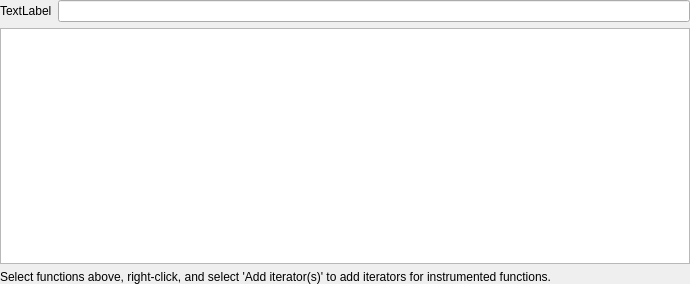
Above: OrbitQt/orbitlivefunctions.ui from google/orbit before the change. Below: the same form after it.
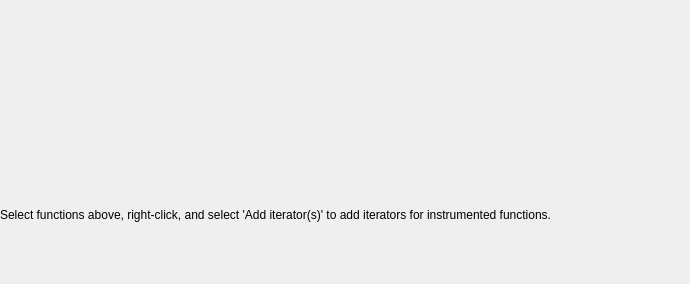
That is the form after the change. Custom widgets are drawn as their Qt base class.

Commit message: Use OrbitDataViewPanel instead of cloning it in OrbitLiveFunctions; this properly reuses code instead of just cloning it

Patch:
```diff
--- a/OrbitQt/orbitlivefunctions.ui
+++ b/OrbitQt/orbitlivefunctions.ui
@@ -33,33 +33,10 @@
     <number>0</number>
    </property>
    <item row="0" column="0">
-    <layout class="QHBoxLayout" name="horizontalLayout">
-     <property name="spacing">
-      <number>6</number>
-     </property>
-     <item>
-      <widget class="QLabel" name="label">
-       <property name="text">
-        <string>TextLabel</string>
-       </property>
-      </widget>
-     </item>
-     <item>
-      <widget class="QLineEdit" name="FilterLineEdit"/>
-     </item>
-    </layout>
-   </item>
-   <item row="1" column="0">
-    <widget class="OrbitTreeView" name="treeView">
-     <attribute name="headerDefaultSectionSize">
-      <number>0</number>
-     </attribute>
-     <attribute name="headerMinimumSectionSize">
-      <number>0</number>
-     </attribute>
+    <widget class="OrbitDataViewPanel" name="data_view_panel_">
     </widget>
    </item>
-   <item row="2" column="0">
+   <item row="1" column="0">
     <layout class="QVBoxLayout" name="iteratorLayout">
      <item>
       <widget class="QLabel" name="instructionsLabel">
@@ -74,9 +51,9 @@
  </widget>
  <customwidgets>
   <customwidget>
-   <class>OrbitTreeView</class>
-   <extends>QTreeView</extends>
-   <header>orbittreeview.h</header>
+   <class>OrbitDataViewPanel</class>
+   <extends>QWidget</extends>
+   <header>orbitdataviewpanel.h</header>
   </customwidget>
  </customwidgets>
  <resources/>
```
The commit also changes 2 other files.
